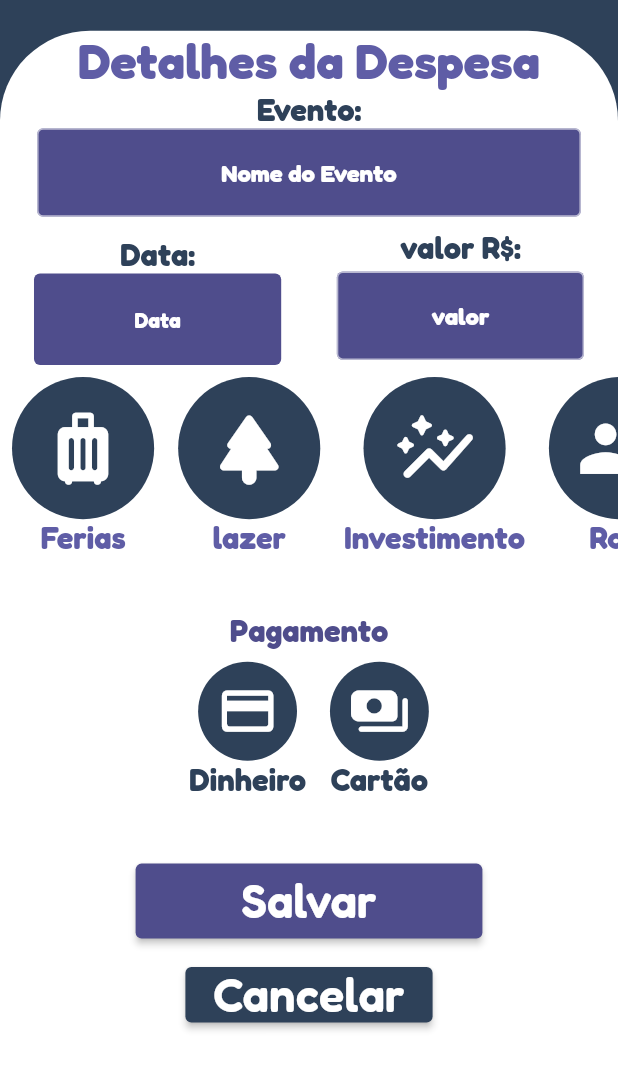
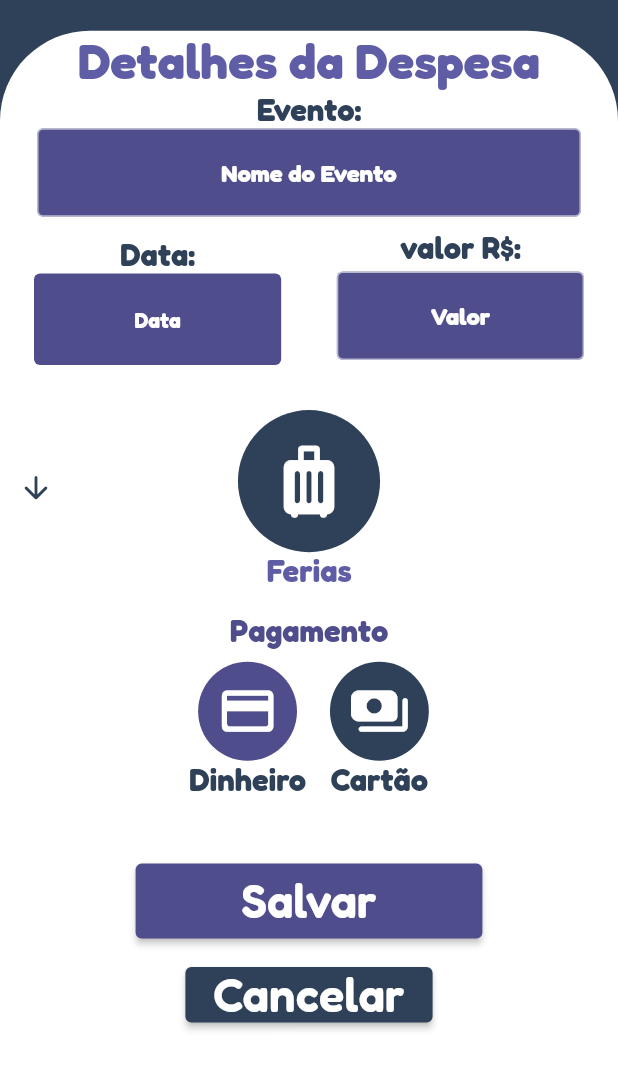
Before and after one commit to JoseGoncalvess/My_Money, a Flutter app: the EventoPage screen opened directly, on a phone screen of 412 x 824 dp, the part 167-1236 px from its top. Run offline on Flutter 3.47's test engine with Material 2 defaults, Android fonts, the light colour scheme and no system bars; our stand-ins replace syncfusion_flutter_charts.

Commit message:
validation and ajust page event

```diff
--- /dev/null
+++ b/lib/controller/interface_data.dart
@@ -0,0 +1,26 @@
+import 'package:flutter/material.dart';
+
+class InterfaceData {
+  List<Map> categoryIcons = [
+    {'id': 0, 'name': 'Ferias', IconData: Icons.luggage_rounded},
+    {'id': 1, 'name': 'Lazer', IconData: Icons.park_rounded},
+    {'id': 2, 'name': 'Investimento', IconData: Icons.auto_graph_rounded},
+    {'id': 0, 'name': 'Viagem', IconData: Icons.flight_rounded},
+    {'id': 0, 'name': 'Saúde', IconData: Icons.medical_services_rounded},
+    {'id': 0, 'name': 'Alimentação', IconData: Icons.restaurant_rounded},
+    {'id': 0, 'name': 'Trabalho', IconData: Icons.work},
+  ];
+
+  List<Map> paymentIcons = [
+    {
+      'id': 0,
+      'name': 'Cartão',
+      IconData: Icons.credit_card_rounded,
+    },
+    {
+      'id': 1,
+      'name': 'Dinehiro',
+      IconData: Icons.payments_rounded,
+    },
+  ];
+}
--- a/lib/page/screens/eventopage/category_event_widget.dart
+++ b/lib/page/screens/eventopage/category_event_widget.dart
@@ -1,4 +1,7 @@
+import 'dart:developer';
+
 import 'package:flutter/material.dart';
+import 'package:my_money/controller/interface_data.dart';
 import 'package:my_money/page/widgets/iconcategory_event_widget.dart';
 
 class CategoryEventWidget extends StatefulWidget {
@@ -9,51 +12,70 @@ class CategoryEventWidget extends StatefulWidget {
 }
 
 class _CategoryEventWidgetState extends State<CategoryEventWidget> {
-  int index = 0;
+  final PageController _PagecontrollerCat = PageController();
+  bool arrowidicat = true;
+  int _currentpage = 0;
+  late List<Map> categoryEvent;
+  @override
+  void initState() {
+    categoryEvent = InterfaceData().categoryIcons;
+    _PagecontrollerCat.addListener(() {
+      setState(() {
+        _currentpage = _PagecontrollerCat.page!.round();
+        log(_currentpage.toString());
+      });
+
+      if (_currentpage == 6) {
+        setState(() {
+          arrowidicat = false;
+        });
+      } else if (_currentpage == 0) {
+        setState(() {
+          arrowidicat = true;
+        });
+      }
+    });
+
+    super.initState();
+  }
 
   @override
   Widget build(BuildContext context) {
     final height = MediaQuery.of(context).size.height;
     final width = MediaQuery.of(context).size.width;
-    return SizedBox(
-        height: height * 0.2,
-        width: width,
-        child: SingleChildScrollView(
-          scrollDirection: Axis.horizontal,
-          child: Row(
-            crossAxisAlignment: CrossAxisAlignment.center,
-            mainAxisAlignment: MainAxisAlignment.center,
-            children: [
-              IconcategoryEventWidget(
-                  onpressed: () {},
-                  icon: Icons.luggage_rounded,
-                  namecategory: 'Ferias'),
-              IconcategoryEventWidget(
-                  onpressed: () {},
-                  icon: Icons.park_rounded,
-                  namecategory: 'lazer'),
-              IconcategoryEventWidget(
-                  onpressed: () {},
-                  icon: Icons.auto_graph_rounded,
-                  namecategory: 'Investimento'),
-              IconcategoryEventWidget(
-                  onpressed: () {}, icon: Icons.group, namecategory: 'Role'),
-              IconcategoryEventWidget(
-                  onpressed: () {},
-                  icon: Icons.flight_rounded,
-                  namecategory: 'Viagem'),
-              IconcategoryEventWidget(
-                  onpressed: () {},
-                  icon: Icons.medical_services_rounded,
-                  namecategory: 'Saúde'),
-              IconcategoryEventWidget(
-                  onpressed: () {},
-                  icon: Icons.restaurant_rounded,
-                  namecategory: 'Alimentação'),
-              IconcategoryEventWidget(
-                  onpressed: () {}, icon: Icons.work, namecategory: 'Trabalho')
-            ],
+    return Stack(
+      children: [
+        SizedBox(
+            height: height * 0.2,
+            width: width,
+            child: PageView.builder(
+                controller: _PagecontrollerCat,
+                scrollDirection: Axis.vertical,
+                itemCount: categoryEvent.length,
+                itemBuilder: (context, i) {
+                  bool onselect = _currentpage == i;
+                  return IconcategoryEventWidget(
+                      onselectd: onselect,
+                      icon: categoryEvent[i][IconData],
+                      namecategory: categoryEvent[i]['name'],
+                      onpressed: () {});
+                })),
+        Positioned(
+          top: 58,
+          child: Container(
+            child: IconButton(
+                onPressed: () {
+                  _PagecontrollerCat.jumpToPage(_currentpage - 1);
+                },
+                icon: Icon(
+                  arrowidicat
+                      ? Icons.arrow_downward_rounded
+                      : Icons.arrow_upward_rounded,
+                  color: const Color(0xFF2E4159),
+                )),
           ),
-        ));
+        )
+      ],
+    );
   }
 }
--- a/lib/page/screens/eventopage/evento_page.dart
+++ b/lib/page/screens/eventopage/evento_page.dart
@@ -1,11 +1,11 @@
+import 'dart:developer';
+
 import 'package:flutter/material.dart';
 import 'package:my_money/page/screens/eventopage/parcela_widget.dart';
 import 'package:my_money/page/screens/eventopage/payment_category_widget.dart';
-import 'package:my_money/page/screens/eventopage/row_infoform_widget.dart';
 import 'package:my_money/page/widgets/buttom_custom_widget.dart';
-import 'package:my_money/page/widgets/custom_formfiel_widget.dart';
 import '../../widgets/logo_inline_widget.dart';
-import 'category_event_widget.dart';
+import 'form_event_widget.dart';
 
 class EventoPage extends StatefulWidget {
   const EventoPage({super.key});
@@ -15,8 +15,9 @@ class EventoPage extends StatefulWidget {
 }
 
 class _EventoPageState extends State<EventoPage> with TickerProviderStateMixin {
-  TextEditingController eventoController = TextEditingController();
-  TextEditingController valorController = TextEditingController();
+  GlobalKey<FormState> _keyevent = GlobalKey<FormState>();
+  TextEditingController _eventoController = TextEditingController();
+  TextEditingController _valorController = TextEditingController();
   int parcel = 12;
   String pvalue = '';
   bool payment = false;
@@ -48,6 +49,7 @@ class _EventoPageState extends State<EventoPage> with TickerProviderStateMixin {
                       topLeft: Radius.circular(60),
                       topRight: Radius.circular(60)),
                 ),
+                child: SingleChildScrollView(
                   child: Column(
                     children: [
                       Text(
@@ -64,22 +66,13 @@ class _EventoPageState extends State<EventoPage> with TickerProviderStateMixin {
                             fontSize: width * 0.05,
                             fontWeight: FontWeight.w700),
                       ),
+                      Form(
+                        key: _keyevent,
+                        child: FormEventWidget(
+                            eventocontroller: _eventoController,
+                            valuecontroller: _valorController),
+                      ),
                       SizedBox(
-                      width: width * 0.88,
-                      child: CustomFormfielWidget(
-                        internlabel: 'Nome do Evento',
-                        keybordtype: TextInputType.name,
-                        controller: eventoController,
-                        cortext: Colors.white,
-                        backgrou: const Color(0xff4F4D8C),
-                        border: Colors.white,
-                      ),
-                    ),
-                    RowInfoformWidget(
-                      valorController: valorController,
-                    ),
-                    const CategoryEventWidget(),
-                    Container(
                         width: width,
                         height: height * 0.19,
                         // color: Colors.blueGrey,
@@ -94,7 +87,7 @@ class _EventoPageState extends State<EventoPage> with TickerProviderStateMixin {
                               crossAxisAlignment: CrossAxisAlignment.center,
                               mainAxisAlignment: MainAxisAlignment.center,
                               children: [
-                              Container(
+                                SizedBox(
                                   // color: Colors.amber,
                                   width: width * 0.5,
                                   height: height * 0.15,
@@ -103,6 +96,9 @@ class _EventoPageState extends State<EventoPage> with TickerProviderStateMixin {
                                     mainAxisAlignment: MainAxisAlignment.center,
                                     children: [
                                       PaymentCategoryWidget(
+                                        color: payment
+                                            ? const Color(0xFF2E4159)
+                                            : const Color(0xff4F4D8C),
                                         icon: Icons.credit_card_rounded,
                                         name: 'Dinheiro',
                                         onpressed: () {
@@ -112,6 +108,9 @@ class _EventoPageState extends State<EventoPage> with TickerProviderStateMixin {
                                         },
                                       ),
                                       PaymentCategoryWidget(
+                                        color: payment
+                                            ? const Color(0xff4F4D8C)
+                                            : const Color(0xFF2E4159),
                                         icon: Icons.payments_rounded,
                                         name: 'Cartão',
                                         onpressed: () {
@@ -123,7 +122,9 @@ class _EventoPageState extends State<EventoPage> with TickerProviderStateMixin {
                                     ],
                                   ),
                                 ),
-                              payment == true ? ParcelaWidget() : Container(),
+                                payment == true
+                                    ? const ParcelaWidget()
+                                    : Container(),
                               ],
                             ),
                           ],
@@ -140,7 +141,13 @@ class _EventoPageState extends State<EventoPage> with TickerProviderStateMixin {
                               largura: 0.6,
                               altura: 0.08,
                               name: 'Salvar',
-                            onpressed: () {},
+                              onpressed: () {
+                                if (_keyevent.currentState!.validate()) {
+                                  log(_keyevent.currentState!
+                                      .validate()
+                                      .toString());
+                                }
+                              },
                               backgroud: const Color(0xff4F4D8C),
                               colortext: Colors.white),
                         ),
@@ -157,6 +164,7 @@ class _EventoPageState extends State<EventoPage> with TickerProviderStateMixin {
                     ],
                   ),
                 ),
+              ),
             ]),
           ]),
         ),
--- /dev/null
+++ b/lib/page/screens/eventopage/form_event_widget.dart
@@ -0,0 +1,71 @@
+import 'package:flutter/material.dart';
+import 'package:my_money/controller/mixins/validador_mixin.dart';
+import 'package:my_money/page/screens/eventopage/row_infoform_widget.dart';
+import 'category_event_widget.dart';
+
+class FormEventWidget extends StatefulWidget {
+  final TextEditingController eventocontroller;
+  final TextEditingController valuecontroller;
+  const FormEventWidget(
+      {Key? key, required this.eventocontroller, required this.valuecontroller})
+      : super(key: key);
+
+  @override
+  State<FormEventWidget> createState() => _FormEventWidgetState();
+}
+
+class _FormEventWidgetState extends State<FormEventWidget> with ValidadorMixin {
+  @override
+  Widget build(BuildContext context) {
+    // final height = MediaQuery.of(context).size.height;
+    final width = MediaQuery.of(context).size.width;
+    return Column(
+      children: [
+        SizedBox(
+          width: width * 0.88,
+          child: TextFormField(
+            validator: (value) => combvalidator(validator: [
+              () =>
+                  isempyt(value: value, msg: 'Como Vamos chamer este Evento ?'),
+              () => islengthMin(value, 'VAmos lá, você é bom com nomes !', 3),
+              () => islengthMax(
+                  value, 'Que evento importante, que tal resumir ?', 20)
+            ]),
+            style: const TextStyle(
+                color: Colors.white,
+                decorationThickness: 0.0,
+                fontWeight: FontWeight.w600),
+            controller: widget.eventocontroller,
+            autocorrect: true,
+            maxLines: 1,
+            enableSuggestions: true,
+            textAlign: TextAlign.center,
+            keyboardType: TextInputType.name,
+            decoration: InputDecoration(
+              border: const OutlineInputBorder(
+                  borderSide: BorderSide(color: Colors.white, width: 2)),
+              focusedBorder: UnderlineInputBorder(
+                borderRadius: BorderRadius.circular(12),
+                borderSide: const BorderSide(
+                  width: 2,
+                  color: Colors.white,
+                ),
+              ),
+              hintText: 'Nome do Evento',
+              hintStyle: const TextStyle(
+                color: Colors.white,
+                fontWeight: FontWeight.bold,
+              ),
+              filled: true,
+              fillColor: const Color(0xff4F4D8C),
+            ),
+          ),
+        ),
+        RowInfoformWidget(
+          valorController: widget.valuecontroller,
+        ),
+        const CategoryEventWidget(),
+      ],
+    );
+  }
+}
--- a/lib/page/screens/eventopage/payment_category_widget.dart
+++ b/lib/page/screens/eventopage/payment_category_widget.dart
@@ -1,16 +1,23 @@
 import 'package:flutter/material.dart';
 
-class PaymentCategoryWidget extends StatelessWidget {
+class PaymentCategoryWidget extends StatefulWidget {
   final String name;
+  final Color color;
   final IconData icon;
   final Function() onpressed;
   const PaymentCategoryWidget(
       {Key? key,
       required this.name,
       required this.icon,
-      required this.onpressed})
+      required this.onpressed,
+      required this.color})
       : super(key: key);
 
+  @override
+  State<PaymentCategoryWidget> createState() => _PaymentCategoryWidgetState();
+}
+
+class _PaymentCategoryWidgetState extends State<PaymentCategoryWidget> {
   @override
   Widget build(BuildContext context) {
     final height = MediaQuery.of(context).size.height;
@@ -23,16 +30,15 @@ class PaymentCategoryWidget extends StatelessWidget {
             height: height * 0.08,
             width: width * 0.16,
             decoration: BoxDecoration(
-                color: const Color(0xFF2E4159),
-                borderRadius: BorderRadius.circular(100)),
+                color: widget.color, borderRadius: BorderRadius.circular(100)),
             child: IconButton(
-                onPressed: onpressed,
+                onPressed: widget.onpressed,
                 icon: Icon(
-                  icon,
+                  widget.icon,
                   size: width * 0.1,
                 )),
           ),
-          Text(name,
+          Text(widget.name,
               style: TextStyle(
                   color: const Color(0xFF2E4159),
                   fontSize: width * 0.05,
--- a/lib/page/screens/eventopage/row_infoform_widget.dart
+++ b/lib/page/screens/eventopage/row_infoform_widget.dart
@@ -1,6 +1,5 @@
 import 'package:flutter/material.dart';
-
-import '../../widgets/custom_formfiel_widget.dart';
+import 'package:my_money/controller/mixins/validador_mixin.dart';
 
 class RowInfoformWidget extends StatefulWidget {
   final TextEditingController valorController;
@@ -11,7 +10,8 @@ class RowInfoformWidget extends StatefulWidget {
   State<RowInfoformWidget> createState() => _RowInfoformWidgetState();
 }
 
-class _RowInfoformWidgetState extends State<RowInfoformWidget> {
+class _RowInfoformWidgetState extends State<RowInfoformWidget>
+    with ValidadorMixin {
   @override
   Widget build(BuildContext context) {
     final height = MediaQuery.of(context).size.height;
@@ -61,13 +61,41 @@ class _RowInfoformWidgetState extends State<RowInfoformWidget> {
                 alignment: Alignment.center,
                 width: width * 0.4,
                 height: height * 0.08,
-                child: CustomFormfielWidget(
-                    internlabel: 'valor',
-                    keybordtype: TextInputType.number,
-                    controller: widget.valorController,
-                    cortext: Colors.white,
-                    backgrou: const Color(0xff4F4D8C),
-                    border: Colors.white),
+                child: TextFormField(
+                  maxLines: 1,
+                  autocorrect: true,
+                  validator: (value) => combvalidator(validator: [
+                    () => isempyt(value: value, msg: 'Realmente foi Gratís ?'),
+                    () =>
+                        islengthMin(value, 'Ops, Naõ vai infomra o valor ?', 1),
+                    () => islengthMax(value, 'Nossa Quanto dinheiro !', 8)
+                  ]),
+                  style: const TextStyle(
+                      color: Colors.white,
+                      decorationThickness: 0.0,
+                      fontWeight: FontWeight.w600),
+                  controller: widget.valorController,
+                  textAlign: TextAlign.center,
+                  keyboardType: TextInputType.number,
+                  decoration: InputDecoration(
+                    border: const OutlineInputBorder(
+                        borderSide: BorderSide(color: Colors.white, width: 2)),
+                    focusedBorder: UnderlineInputBorder(
+                      borderRadius: BorderRadius.circular(12),
+                      borderSide: const BorderSide(
+                        width: 2,
+                        color: Colors.white,
+                      ),
+                    ),
+                    hintText: 'Valor',
+                    hintStyle: const TextStyle(
+                      color: Colors.white,
+                      fontWeight: FontWeight.bold,
+                    ),
+                    filled: true,
+                    fillColor: const Color(0xff4F4D8C),
+                  ),
+                ),
               ),
             ],
           ),
--- a/lib/page/widgets/iconcategory_event_widget.dart
+++ b/lib/page/widgets/iconcategory_event_widget.dart
@@ -1,40 +1,53 @@
 import 'package:flutter/material.dart';
 
-class IconcategoryEventWidget extends StatelessWidget {
+class IconcategoryEventWidget extends StatefulWidget {
   final IconData icon;
+
   final Function() onpressed;
   final String namecategory;
+  final onselectd;
 
-  const IconcategoryEventWidget(
-      {Key? key,
-      required this.icon,
-      required this.namecategory,
-      required this.onpressed})
-      : super(key: key);
+  const IconcategoryEventWidget({
+    Key? key,
+    required this.icon,
+    required this.namecategory,
+    required this.onpressed,
+    required this.onselectd,
+  }) : super(key: key);
 
+  @override
+  State<IconcategoryEventWidget> createState() =>
+      _IconcategoryEventWidgetState();
+}
+
+class _IconcategoryEventWidgetState extends State<IconcategoryEventWidget> {
   @override
   Widget build(BuildContext context) {
     final height = MediaQuery.of(context).size.height;
     final width = MediaQuery.of(context).size.width;
-    return Padding(
-      padding: const EdgeInsets.all(8.0),
+    return AnimatedContainer(
+      margin: const EdgeInsets.only(top: 30),
+      duration: const Duration(milliseconds: 500),
+      curve: Curves.easeOutSine,
       child: Column(
         children: [
           Container(
             width: width * 0.23,
             height: height * 0.115,
             decoration: BoxDecoration(
-              color: const Color(0xFF2E4159),
+              color: widget.onselectd
+                  ? const Color(0xFF2E4159)
+                  : const Color(0xff4F4D8C),
               borderRadius: BorderRadius.circular(100),
             ),
             child: IconButton(
-                onPressed: onpressed,
+                onPressed: widget.onpressed,
                 icon: Icon(
-                  icon,
+                  widget.icon,
                   size: width * 0.14,
                 )),
           ),
-          Text(namecategory,
+          Text(widget.namecategory,
               style: TextStyle(
                   color: const Color(0xff5F5DA6),
                   fontSize: width * 0.05,
```
Also changed, not shown: 3 other files. Lines whose indentation alone changed are shown as unchanged.
